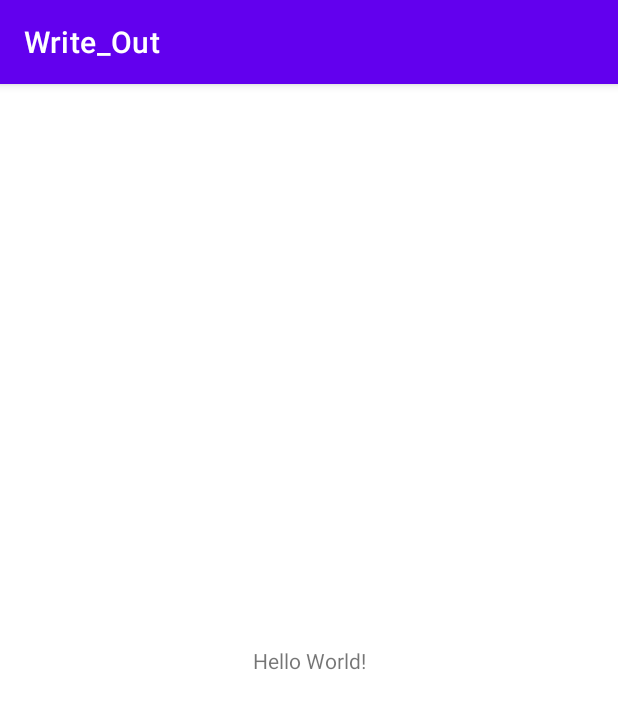
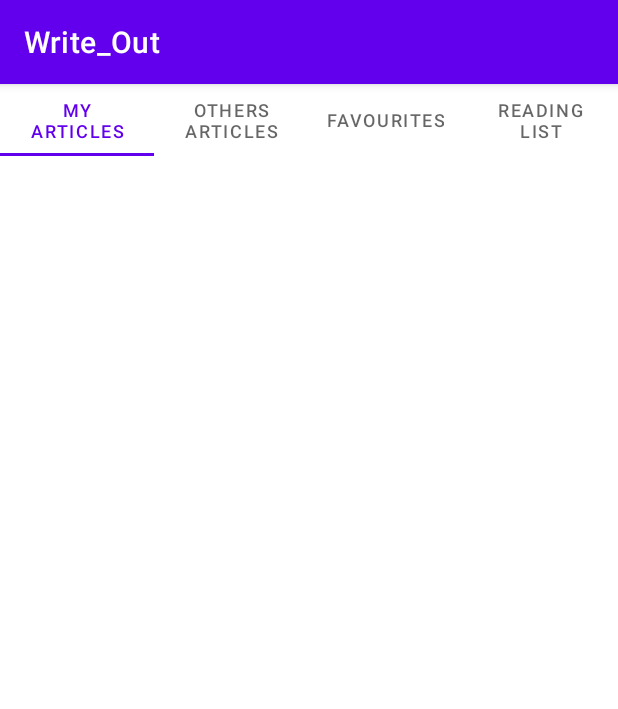
Before and after one commit to Akhila-111/Write-Out, an Android app: the screen it shows after launch (MainActivity), on a phone screen of 412 x 824 dp. Shown: the top 709 px of the screen. Run offline under Robolectric (Android 15) with nearby library versions, the phone set to English and light mode, and no system bars; 1 statement that could not run was skipped.

Commit message:
second  commit

```diff
--- a/Write_Out/app/build.gradle
+++ b/Write_Out/app/build.gradle
@@ -1,5 +1,6 @@
 plugins {
     id 'com.android.application'
+    id 'com.google.gms.google-services'
 }
 
 android {
@@ -32,6 +33,8 @@ dependencies {
     implementation 'androidx.appcompat:appcompat:1.4.1'
     implementation 'com.google.android.material:material:1.5.0'
     implementation 'androidx.constraintlayout:constraintlayout:2.1.3'
+    implementation 'com.google.firebase:firebase-auth:21.0.2'
+    implementation 'androidx.legacy:legacy-support-v4:1.0.0'
     testImplementation 'junit:junit:4.13.2'
     androidTestImplementation 'androidx.test.ext:junit:1.1.3'
     androidTestImplementation 'androidx.test.espresso:espresso-core:3.4.0'
--- a/Write_Out/app/src/main/AndroidManifest.xml
+++ b/Write_Out/app/src/main/AndroidManifest.xml
@@ -1,5 +1,6 @@
 <?xml version="1.0" encoding="utf-8"?>
 <manifest xmlns:android="http://schemas.android.com/apk/res/android"
+    xmlns:tools="http://schemas.android.com/tools"
     package="com.example.write_out">
 
     <application
@@ -11,7 +12,8 @@
         android:theme="@style/Theme.Write_Out">
         <activity
             android:name=".MainActivity"
-            android:exported="true">
+            android:exported="true"
+            tools:ignore="Instantiatable">
             <intent-filter>
                 <action android:name="android.intent.action.MAIN" />
 
--- a/Write_Out/app/src/main/java/com/example/write_out/MainActivity.java
+++ b/Write_Out/app/src/main/java/com/example/write_out/MainActivity.java
@@ -1,14 +1,27 @@
 package com.example.write_out;
 
 import androidx.appcompat.app.AppCompatActivity;
+import androidx.fragment.app.FragmentPagerAdapter;
+import androidx.viewpager.widget.ViewPager;
 
 import android.os.Bundle;
+import android.widget.TableLayout;
 
 public class MainActivity extends AppCompatActivity {
+
+    private TableLayout tablayout;
+    private ViewPager viewPager;
 
     @Override
     protected void onCreate(Bundle savedInstanceState) {
         super.onCreate(savedInstanceState);
         setContentView(R.layout.activity_main);
+
+        tablayout = findViewById(R.id.tablayout);
+        viewPager = findViewById(R.id.viewpager);
+
+
+
+
     }
 }
--- a/Write_Out/app/src/main/res/layout/activity_main.xml
+++ b/Write_Out/app/src/main/res/layout/activity_main.xml
@@ -3,16 +3,48 @@
     xmlns:app="http://schemas.android.com/apk/res-auto"
     xmlns:tools="http://schemas.android.com/tools"
     android:layout_width="match_parent"
-    android:layout_height="match_parent"
-    tools:context=".MainActivity">
+    android:layout_height="match_parent">
 
-    <TextView
-        android:layout_width="wrap_content"
+    <androidx.viewpager.widget.ViewPager
+        android:id="@+id/viewpager"
+        android:layout_width="match_parent"
+        android:layout_height="match_parent"
+        android:layout_marginTop="48dp"
+        app:layout_constraintEnd_toEndOf="parent"
+        app:layout_constraintHorizontal_bias="0.0"
+        app:layout_constraintStart_toStartOf="parent"
+        app:layout_constraintTop_toBottomOf="@+id/tablayout" />
+
+    <com.google.android.material.tabs.TabLayout
+        android:id="@+id/tablayout"
+        android:layout_width="match_parent"
         android:layout_height="wrap_content"
-        android:text="Hello World!"
         app:layout_constraintBottom_toBottomOf="parent"
-        app:layout_constraintLeft_toLeftOf="parent"
-        app:layout_constraintRight_toRightOf="parent"
-        app:layout_constraintTop_toTopOf="parent" />
+        app:layout_constraintEnd_toEndOf="parent"
+        app:layout_constraintHorizontal_bias="1.0"
+        app:layout_constraintStart_toStartOf="parent"
+        app:layout_constraintTop_toTopOf="parent"
+        app:layout_constraintVertical_bias="0.0"
+        tools:ignore="InvalidId">
 
+        <com.google.android.material.tabs.TabItem
+            android:layout_width="wrap_content"
+            android:layout_height="wrap_content"
+            android:text="My Articles" />
+
+        <com.google.android.material.tabs.TabItem
+            android:layout_width="wrap_content"
+            android:layout_height="wrap_content"
+            android:text="Others Articles" />
+
+        <com.google.android.material.tabs.TabItem
+            android:layout_width="wrap_content"
+            android:layout_height="wrap_content"
+            android:text="favourites" />
+
+        <com.google.android.material.tabs.TabItem
+            android:layout_width="wrap_content"
+            android:layout_height="wrap_content"
+            android:text="reading list" />
+    </com.google.android.material.tabs.TabLayout>
 </androidx.constraintlayout.widget.ConstraintLayout>
--- a/Write_Out/app/src/main/res/values/strings.xml
+++ b/Write_Out/app/src/main/res/values/strings.xml
@@ -1,3 +1,5 @@
 <resources>
     <string name="app_name">Write_Out</string>
+    <!-- TODO: Remove or change this placeholder text -->
+    <string name="hello_blank_fragment">Hello blank fragment</string>
 </resources>
--- a/Write_Out/build.gradle
+++ b/Write_Out/build.gradle
@@ -1,4 +1,8 @@
-// Top-level build file where you can add configuration options common to all sub-projects/modules.
+buildscript {
+    dependencies {
+        classpath 'com.google.gms:google-services:4.3.10'
+    }
+}// Top-level build file where you can add configuration options common to all sub-projects/modules.
 plugins {
     id 'com.android.application' version '7.1.2' apply false
     id 'com.android.library' version '7.1.2' apply false
```
Also changed, not shown: Write_Out/app/src/main/java/com/example/write_out/Favourites.java (added, +64 -0 lines), Write_Out/app/src/main/java/com/example/write_out/My_Articles.java (added, +22 -0 lines), Write_Out/app/src/main/java/com/example/write_out/Others_Articles.java (added, +64 -0 lines), Write_Out/app/src/main/java/com/example/write_out/Reading_List.java (added, +64 -0 lines), Write_Out/app/src/main/java/com/example/write_out/VPAdapter.java (added, +43 -0 lines), Write_Out/app/src/main/res/layout/fragment_favourites.xml (added, +14 -0 lines), Write_Out/app/src/main/res/layout/fragment_my__articles.xml (added, +14 -0 lines), Write_Out/app/src/main/res/layout/fragment_others__articles.xml (added, +14 -0 lines), Write_Out/app/src/main/res/layout/fragment_reading__list.xml (added, +14 -0 lines), Write_Out/app/src/main/res/layout/sign_up.xml (renamed from Write_Out/app/src/main/res/layout/sign_up_file.xml, +6 -5 lines), Write_Out/app/src/main/res/layout/forgot_password.xml (renamed from Write_Out/app/src/main/res/layout/forgot_password_file.xml), Write_Out/app/src/main/res/layout/login.xml (renamed from Write_Out/app/src/main/res/layout/login_file.xml).
